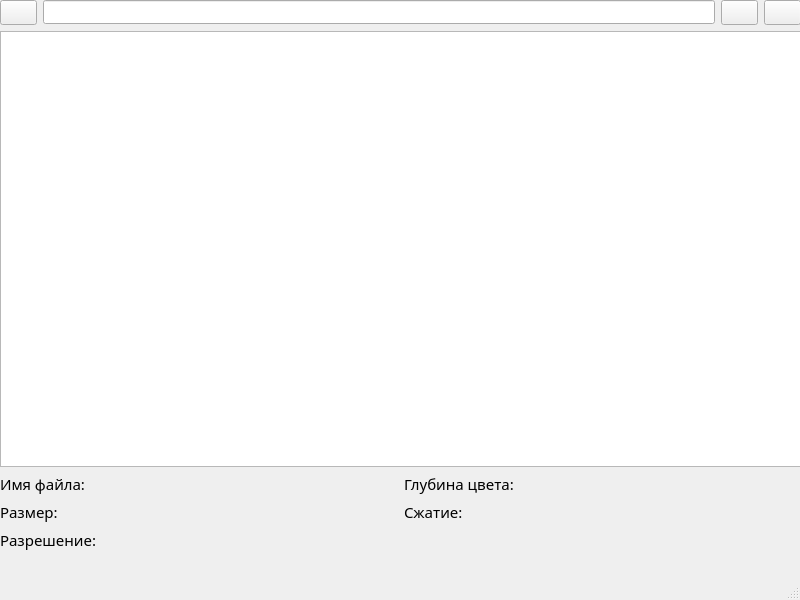
First picture: the form in mainwindow.ui, repository artyomshpakovski/explorer, before the edit.
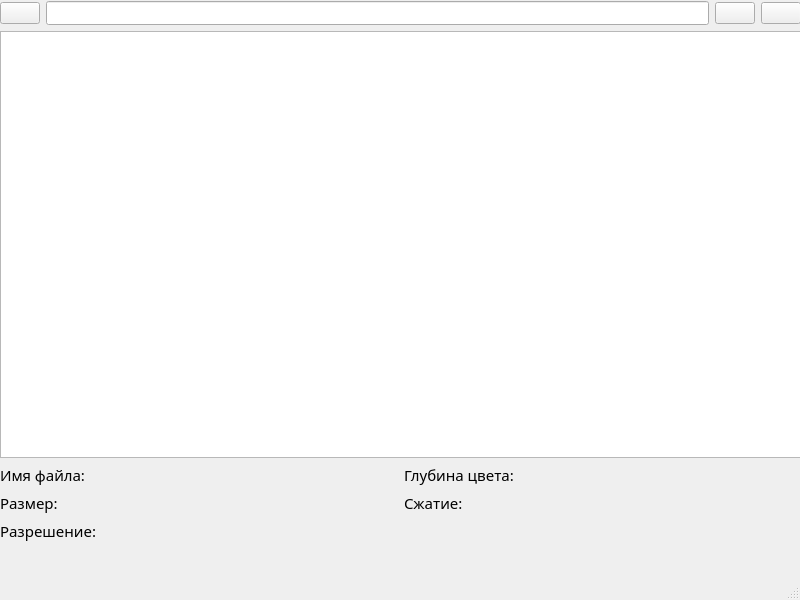
Second picture: the form after the edit.

The edit to the form file:
```diff
--- a/mainwindow.ui
+++ b/mainwindow.ui
@@ -14,21 +14,16 @@
    <string>MainWindow</string>
   </property>
   <widget class="QWidget" name="centralwidget">
-   <widget class="QWidget" name="layoutWidget">
+   <widget class="QWidget" name="">
     <property name="geometry">
      <rect>
       <x>0</x>
-      <y>0</y>
+      <y>1</y>
       <width>801</width>
-      <height>551</height>
+      <height>541</height>
      </rect>
     </property>
-    <property name="font">
-     <font>
-      <family>Cascadia Code</family>
-     </font>
-    </property>
-    <layout class="QVBoxLayout" name="verticalLayout_2">
+    <layout class="QVBoxLayout" name="verticalLayout">
      <item>
       <layout class="QHBoxLayout" name="horizontalLayout">
        <item>
@@ -71,8 +66,6 @@
       <widget class="QListView" name="listView"/>
      </item>
      <item>
-      <layout class="QVBoxLayout" name="verticalLayout">
-       <item>
         <layout class="QHBoxLayout" name="horizontalLayout_2">
          <item>
           <widget class="QLabel" name="lbName">
@@ -98,6 +91,9 @@
            <property name="text">
             <string/>
            </property>
+         <property name="wordWrap">
+          <bool>true</bool>
+         </property>
           </widget>
          </item>
          <item>
@@ -212,7 +208,19 @@
            </property>
           </widget>
          </item>
-        </layout>
+       <item>
+        <widget class="QLabel" name="label">
+         <property name="text">
+          <string/>
+         </property>
+        </widget>
+       </item>
+       <item>
+        <widget class="QLabel" name="label_2">
+         <property name="text">
+          <string/>
+         </property>
+        </widget>
        </item>
       </layout>
      </item>
```
Lines whose indentation alone changed are shown as unchanged.
